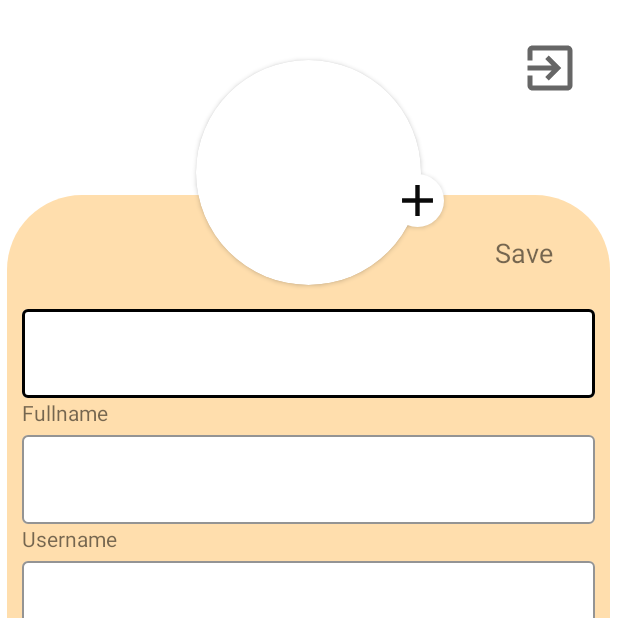
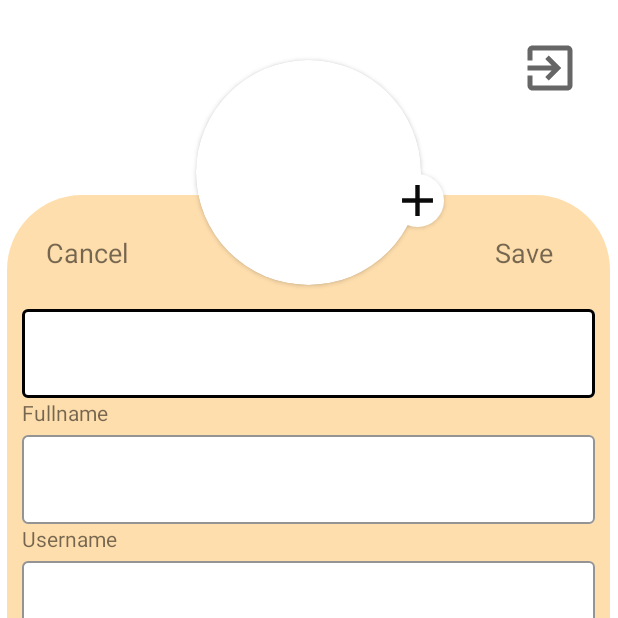
Before and after one commit to KhairulEidlan/NgopiCafe, an Android app: the fragment Profile placed in its activity, after a tap on "Edit", on a phone screen of 412 x 824 dp, the top half of it. Run offline under Robolectric (Android 15) with nearby library versions, the phone set to English and light mode, and no system bars; our stand-ins replace Firebase (no records; nobody signed in at launch, a user with empty details on screens opened directly), Picasso; libraries missing offline, so code that uses them is left out: com.gauravk.bubblenavigation; plain views replace BubbleNavigationLinearView, BubbleToggleView; pictures from the network do not load; 3 statements that could not run were skipped.

Commit message:
profile cancel button

```diff
--- a/app/src/main/java/com/example/ngopi/apps/fragment/Profile.java
+++ b/app/src/main/java/com/example/ngopi/apps/fragment/Profile.java
@@ -2,6 +2,7 @@ package com.example.ngopi.apps.fragment;
 
 import static android.app.Activity.RESULT_OK;
 
+import android.app.FragmentManager;
 import android.content.ContentResolver;
 import android.content.Intent;
 import android.net.Uri;
@@ -9,6 +10,7 @@ import android.os.Bundle;
 
 import androidx.annotation.NonNull;
 import androidx.fragment.app.Fragment;
+import androidx.fragment.app.FragmentTransaction;
 
 import android.view.LayoutInflater;
 import android.view.View;
@@ -42,7 +44,7 @@ import com.squareup.picasso.Picasso;
 public class Profile extends Fragment {
 
     private EditText fullname_pro,username_pro,email_pro,phonenum_pro,password_pro;
-    TextView edit,save,orderhistory;
+    TextView edit,save,orderhistory,cancel;
     ImageView logout, profile_pic,add_profile;
     LinearLayout layout_addpic;
     String uid;
@@ -66,6 +68,7 @@ public class Profile extends Fragment {
 
         edit = view.findViewById(R.id.edit);
         save = view.findViewById(R.id.save);
+        cancel = view.findViewById(R.id.cancel);
         orderhistory = view.findViewById(R.id.orderhistory);
         layout_addpic = view.findViewById(R.id.layout_addpic);
 
@@ -114,6 +117,7 @@ public class Profile extends Fragment {
                 edit.setVisibility(View.INVISIBLE);
                 orderhistory.setVisibility(View.INVISIBLE);
                 save.setVisibility(View.VISIBLE);
+                cancel.setVisibility(View.VISIBLE);
             }
         });
         save.setOnClickListener(new View.OnClickListener() {
@@ -124,11 +128,29 @@ public class Profile extends Fragment {
                     layout_addpic.setVisibility(View.INVISIBLE);
                     edit.setVisibility(View.VISIBLE);
                     save.setVisibility(View.INVISIBLE);
+                    cancel.setVisibility(View.INVISIBLE);
                     orderhistory.setVisibility(View.VISIBLE);
                     save();
                 }
                 else{return;
                 }
+            }
+        });
+        cancel.setOnClickListener(new View.OnClickListener() {
+            @Override
+            public void onClick(View v) {
+                layout_addpic.setVisibility(View.INVISIBLE);
+                edit.setVisibility(View.VISIBLE);
+                save.setVisibility(View.INVISIBLE);
+                cancel.setVisibility(View.INVISIBLE);
+                orderhistory.setVisibility(View.VISIBLE);
+                fullname_pro.setEnabled(false);
+                username_pro.setEnabled(false);
+                email_pro.setEnabled(false);
+                phonenum_pro.setEnabled(false);
+                password_pro.setEnabled(false);
+                profilepage();
+
             }
         });
 
@@ -150,6 +172,7 @@ public class Profile extends Fragment {
 
         return view;
     }
+
     private void openFileChooser(){
         Intent photoPickerIntent = new Intent();
         photoPickerIntent.setType("image/*");
--- a/app/src/main/res/layout/fragment_profile.xml
+++ b/app/src/main/res/layout/fragment_profile.xml
@@ -102,6 +102,19 @@
             android:padding="10dp"
             android:text="Order History"
             android:textSize="18dp"
+            app:layout_constraintStart_toStartOf="parent"
+            app:layout_constraintTop_toTopOf="parent" />
+
+        <TextView
+            android:id="@+id/cancel"
+            android:layout_width="wrap_content"
+            android:layout_height="wrap_content"
+            android:layout_marginStart="16dp"
+            android:layout_marginTop="16dp"
+            android:padding="10dp"
+            android:text="Cancel"
+            android:textSize="18dp"
+            android:visibility="invisible"
             app:layout_constraintStart_toStartOf="parent"
             app:layout_constraintTop_toTopOf="parent" />
 
```
